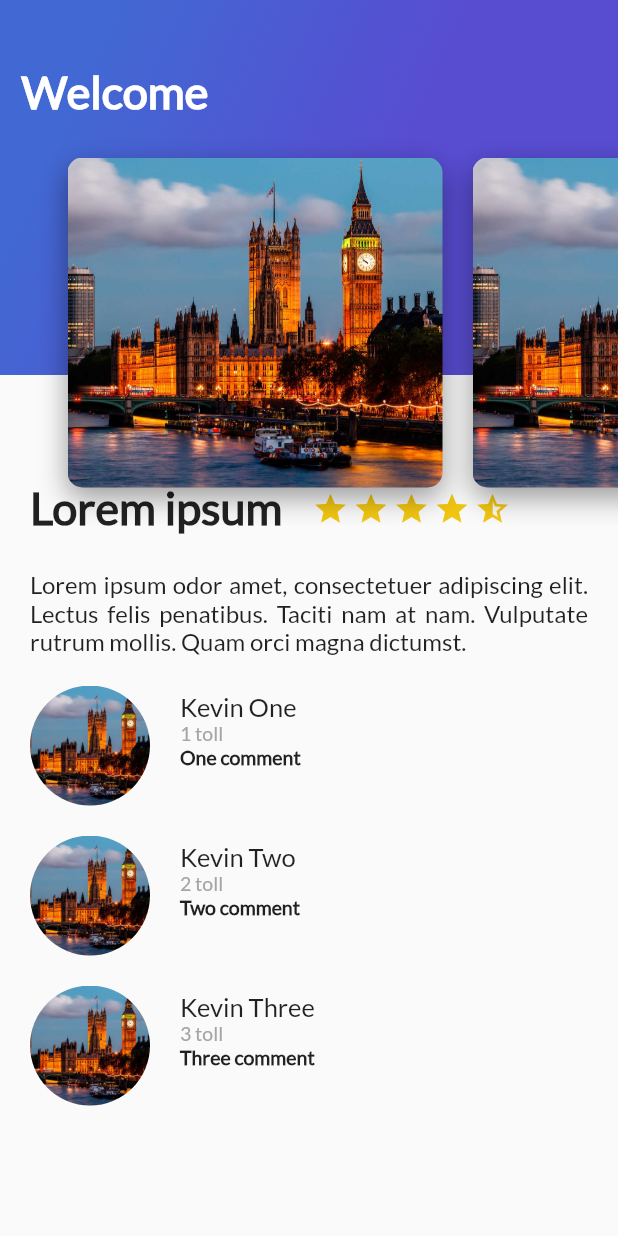
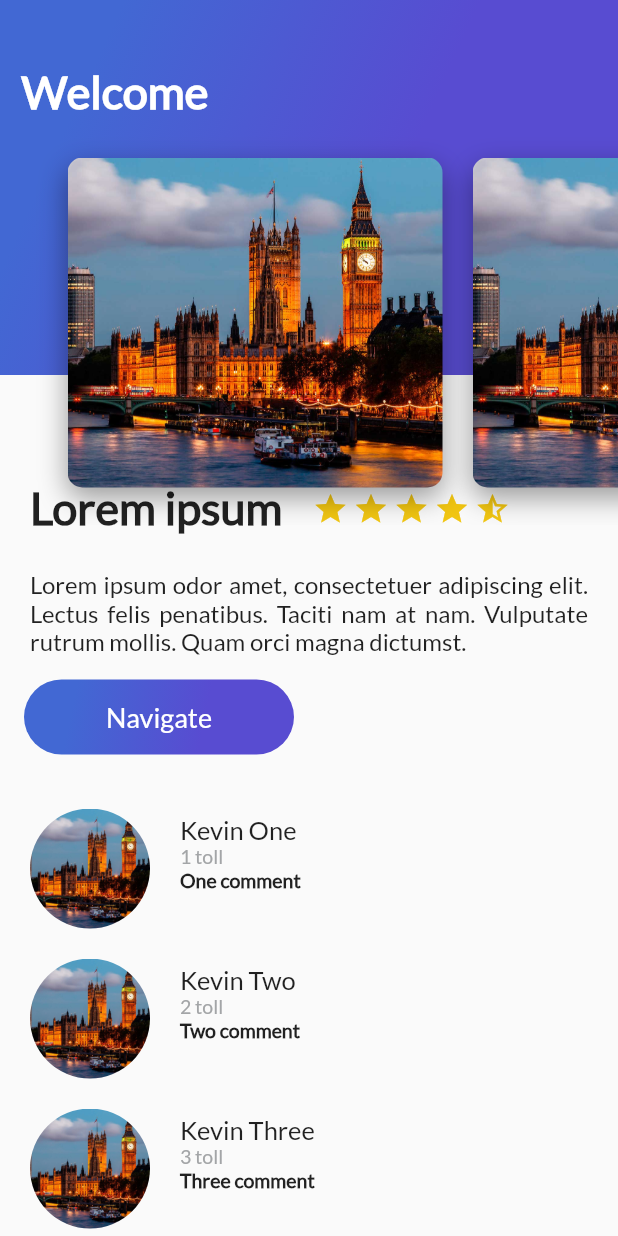
Before and after one commit to kcordovas/FlutterTripssAppPlatzi, a Flutter app: the screen it shows after launch, on a phone screen of 412 x 824 dp. Run offline on Flutter 3.47's test engine with Material 2 defaults, Android fonts, the phone set to English and light mode, and no system bars.

Commit message:
Creation of custom Button with action of Snackbar

```diff
--- /dev/null
+++ b/lib/button_purple.dart
@@ -0,0 +1,40 @@
+import 'package:flutter/material.dart';
+
+class ButtonPurple extends StatelessWidget {
+  var buttonTitle = "Navigate";
+
+  ButtonPurple(this.buttonTitle, {Key? key}) : super(key: key);
+
+  @override
+  Widget build(BuildContext context) {
+    return InkWell(
+      onTap: () {
+        ScaffoldMessenger.of(context)
+            .showSnackBar(SnackBar(content: Text("Navigate")));
+      },
+      child: Container(
+        margin: EdgeInsets.all(16.0),
+        height: 50.0,
+        width: 180.0,
+        decoration: BoxDecoration(
+            borderRadius: BorderRadius.circular(30.0),
+            gradient: const LinearGradient(
+                colors: [Color(0xFF4268D3), Color(0xFF584CD1)],
+                begin: FractionalOffset(0.2, 0.0),
+                end: FractionalOffset(1.0, 0.6),
+                stops: [0.0, 0.6],
+                tileMode: TileMode.clamp)),
+        child: Center(
+          child: Text(
+            buttonTitle,
+            style: const TextStyle(
+              fontSize: 18.0,
+              fontFamily: "Lato",
+              color: Colors.white,
+            ),
+          ),
+        ),
+      ),
+    );
+  }
+}
--- a/lib/description_place.dart
+++ b/lib/description_place.dart
@@ -1,4 +1,5 @@
 import 'package:flutter/material.dart';
+import 'package:platzi_tripss_app/button_purple.dart';
 
 class DescriptionPlace extends StatelessWidget {
   late String namePlaceText, descriptionPlace;
@@ -74,7 +75,8 @@ class DescriptionPlace extends StatelessWidget {
     );
 
     return Column(
-      children: [titleStart, textDescription],
+      crossAxisAlignment: CrossAxisAlignment.start,
+      children: [titleStart, textDescription, ButtonPurple("Navigate")],
     );
   }
 }
```
